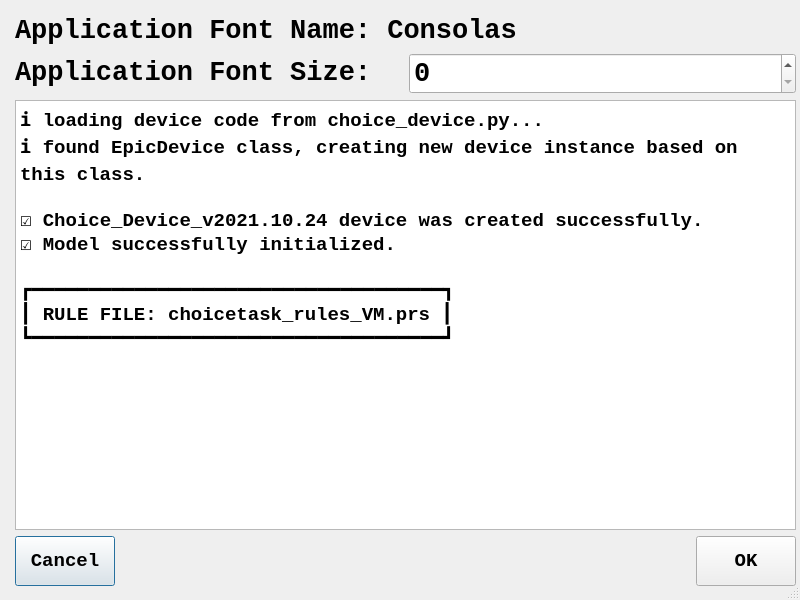
Qt form src/main/python/uifiles/fontsizeui.ui (travisseymour/EPICpy) before a commit.
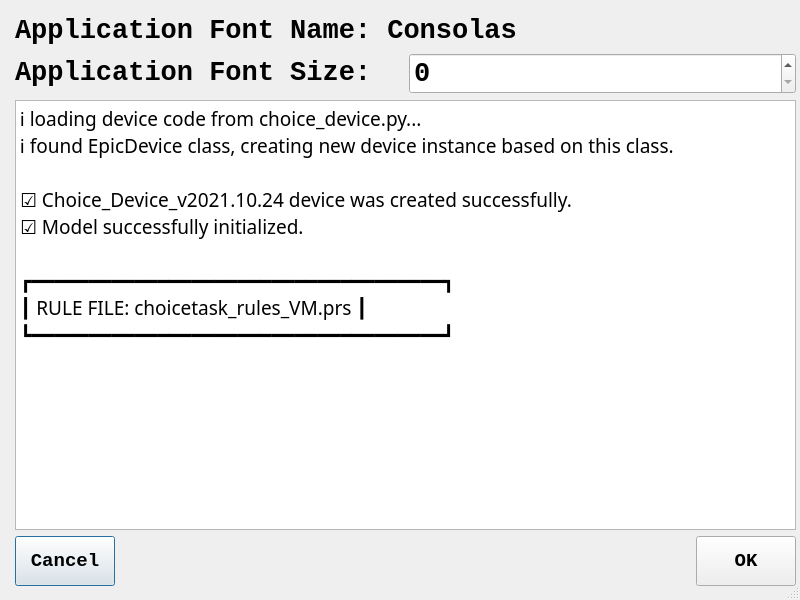
The same form after that commit. Custom widgets are drawn as their Qt base class.

```diff
--- a/src/main/python/uifiles/fontsizeui.ui
+++ b/src/main/python/uifiles/fontsizeui.ui
@@ -93,10 +93,10 @@
      <widget class="CachedPlainTextEdit" name="plainTextEditFontSample">
       <property name="font">
        <font>
-        <family>Consolas</family>
+        <family>Fira Mono</family>
         <pointsize>14</pointsize>
-        <weight>75</weight>
-        <bold>true</bold>
+        <weight>50</weight>
+        <bold>false</bold>
        </font>
       </property>
       <property name="documentTitle">
```
